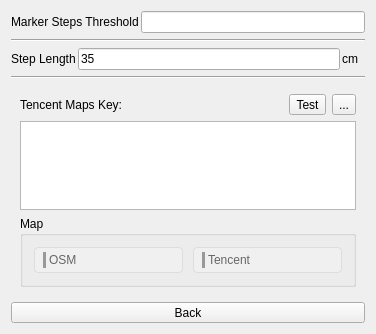
This is src/Exercise/StepsOptions.ui in ic005k/Knot as Qt 5 draws it before an edit. The edited form follows.
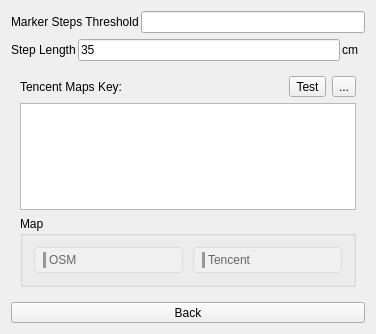
This is the edited form. Icons and pictures are not drawn.

```diff
--- a/src/Exercise/StepsOptions.ui
+++ b/src/Exercise/StepsOptions.ui
@@ -41,13 +41,6 @@
      </item>
     </layout>
    </item>
-   <item>
-    <widget class="Line" name="line">
-     <property name="orientation">
-      <enum>Qt::Orientation::Horizontal</enum>
-     </property>
-    </widget>
-   </item>
    <item>
     <layout class="QHBoxLayout" name="horizontalLayout_19">
      <property name="spacing">
@@ -94,13 +87,6 @@
      </item>
     </layout>
    </item>
-   <item>
-    <widget class="Line" name="line_2">
-     <property name="orientation">
-      <enum>Qt::Orientation::Horizontal</enum>
-     </property>
-    </widget>
-   </item>
    <item>
     <widget class="QFrame" name="f_mapkey">
      <property name="frameShape">
```
